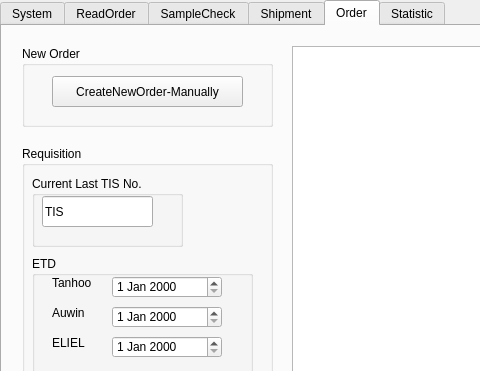
GdRaymond/TISProduction, file TISDesk/TIS_mainwindow.ui: the form before one commit; both pictures show x 0 to 480 and y 0 to 371 of the 1364 by 695 pixel window.
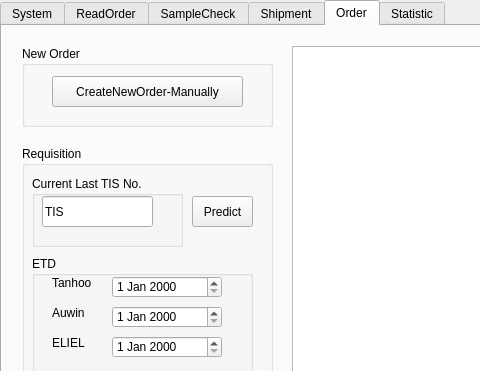
The form after the commit. The open tabs and pages were chosen to show the change. Icons and pictures are not drawn.

Commit message: Predict Requistion ETD and TIS_NO

The edit to the form file:
```diff
--- a/TISDesk/TIS_mainwindow.ui
+++ b/TISDesk/TIS_mainwindow.ui
@@ -1085,6 +1085,19 @@
         <string>Current Last TIS No.</string>
        </property>
       </widget>
+      <widget class="QPushButton" name="btn_req_predict">
+       <property name="geometry">
+        <rect>
+         <x>170</x>
+         <y>50</y>
+         <width>61</width>
+         <height>31</height>
+        </rect>
+       </property>
+       <property name="text">
+        <string>Predict</string>
+       </property>
+      </widget>
       <zorder>btnRequisition</zorder>
       <zorder>groupBox_10</zorder>
       <zorder>groupBox_11</zorder>
```
Left out of the diff: 1 changed line with no effect on the pictures. The commit also changes 2 other files.
